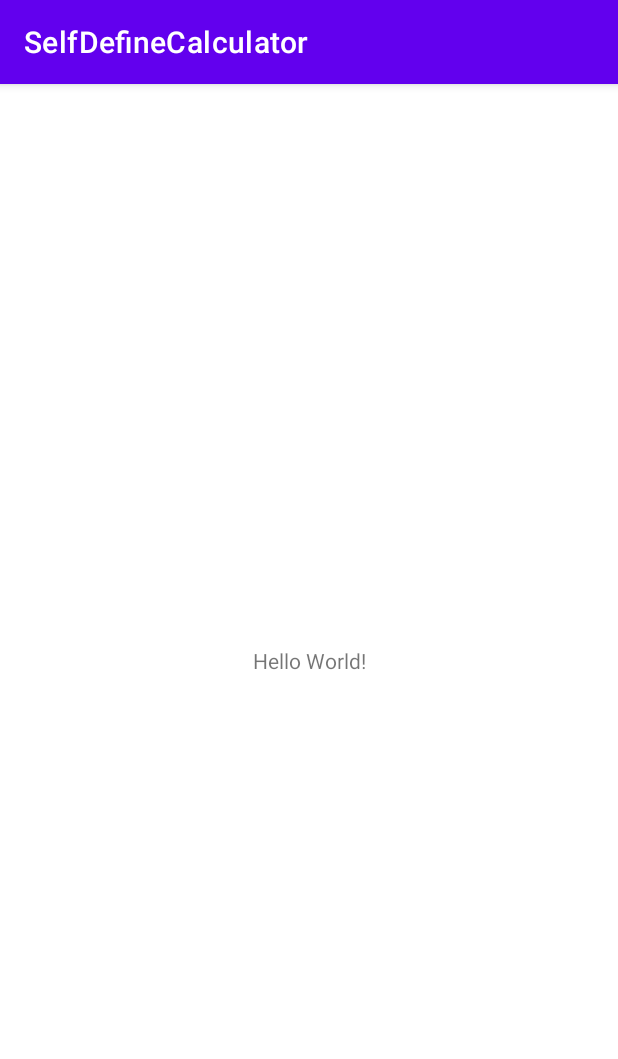
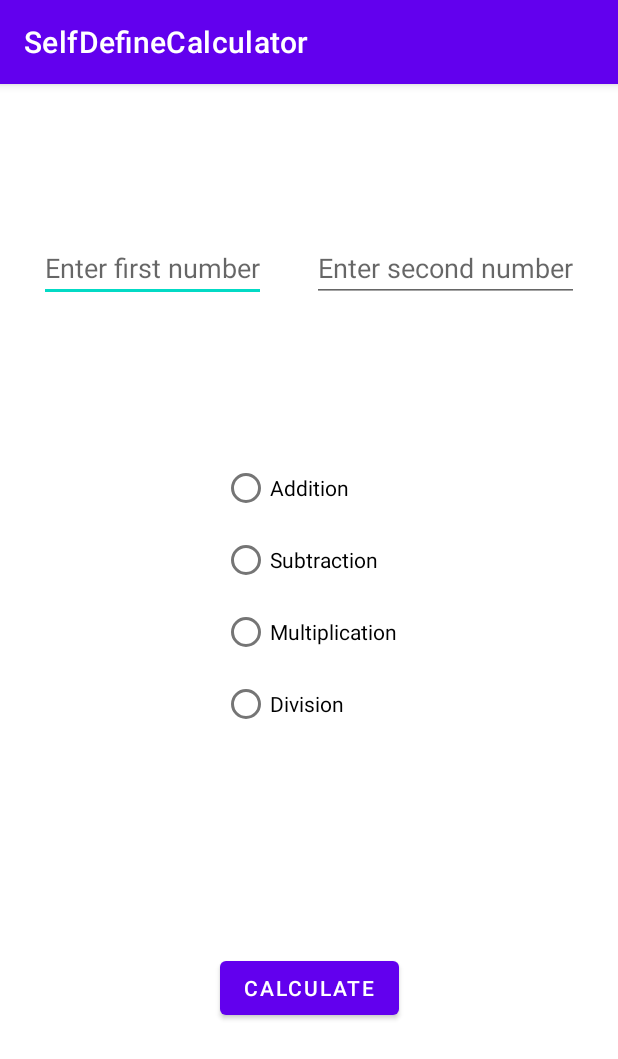
Before and after one commit to BudhirajaMadhav/SelfDefineCalculator, an Android app: the screen it shows after launch (MainActivity), on a phone screen of 412 x 824 dp. Shown: the top 1059 px of the screen. Run offline under Robolectric (Android 15) with nearby library versions, the phone set to English and light mode, and no system bars.

Commit message:
updated activity_main.xml file

```diff
--- a/app/src/main/java/com/selfdefine/calculator/MainActivity.kt
+++ b/app/src/main/java/com/selfdefine/calculator/MainActivity.kt
@@ -1,6 +1,7 @@
 package com.selfdefine.calculator
 
 import android.os.Bundle
+import android.view.View
 import androidx.appcompat.app.AppCompatActivity
 
 class MainActivity : AppCompatActivity() {
@@ -8,4 +9,6 @@ class MainActivity : AppCompatActivity() {
         super.onCreate(savedInstanceState)
         setContentView(R.layout.activity_main)
     }
+
+    fun onRadioButtonClicked(view: View) {}
 }
--- a/app/src/main/res/layout/activity_main.xml
+++ b/app/src/main/res/layout/activity_main.xml
@@ -6,13 +6,84 @@
     android:layout_height="match_parent"
     tools:context=".MainActivity">
 
-    <TextView
+    <androidx.constraintlayout.widget.ConstraintLayout
+        android:id="@+id/nestedConstraintLayout"
         android:layout_width="wrap_content"
         android:layout_height="wrap_content"
-        android:text="Hello World!"
+        android:layout_marginTop="100dp"
+        app:layout_constraintBottom_toTopOf="@+id/radioGroup"
+        app:layout_constraintLeft_toLeftOf="parent"
+        app:layout_constraintRight_toRightOf="parent"
+        app:layout_constraintTop_toTopOf="parent" >
+
+    <EditText
+        android:id="@+id/firstInput"
+        android:autofillHints="false"
+        android:inputType="number"
+        android:layout_width="wrap_content"
+        android:layout_height="wrap_content"
+        android:hint="@string/enter_first_number"
+        android:layout_marginEnd="15dp"
+        app:layout_constraintBottom_toBottomOf="parent"
+        app:layout_constraintLeft_toLeftOf="parent"
+        app:layout_constraintRight_toLeftOf="@id/secondInput"
+        app:layout_constraintTop_toTopOf="parent" />
+
+    <EditText
+        android:id="@+id/secondInput"
+        android:autofillHints="false"
+        android:inputType="number"
+        android:layout_width="wrap_content"
+        android:layout_height="wrap_content"
+        android:hint="@string/enter_second_number"
+        android:layout_marginStart="15dp"
+        app:layout_constraintBottom_toBottomOf="parent"
+        app:layout_constraintLeft_toRightOf="@id/firstInput"
+        app:layout_constraintRight_toRightOf="parent"
+        app:layout_constraintTop_toTopOf="parent"
+        />
+
+</androidx.constraintlayout.widget.ConstraintLayout>
+
+    <RadioGroup
+        android:id="@+id/radioGroup"
+        android:layout_width="wrap_content"
+        android:layout_height="wrap_content"
+        android:orientation="vertical"
+        app:layout_constraintLeft_toLeftOf="parent"
+        app:layout_constraintRight_toRightOf="parent"
+        android:layout_marginTop="100dp"
+        app:layout_constraintTop_toBottomOf="@id/nestedConstraintLayout">
+        <RadioButton android:id="@+id/radio_add"
+            android:layout_width="wrap_content"
+            android:layout_height="wrap_content"
+            android:text="@string/add"
+            android:onClick="onRadioButtonClicked"/>
+        <RadioButton android:id="@+id/radio_sub"
+            android:layout_width="wrap_content"
+            android:layout_height="wrap_content"
+            android:text="@string/sub"
+            android:onClick="onRadioButtonClicked"/>
+        <RadioButton android:id="@+id/radio_mul"
+            android:layout_width="wrap_content"
+            android:layout_height="wrap_content"
+            android:text="@string/mul"
+            android:onClick="onRadioButtonClicked"/>
+        <RadioButton android:id="@+id/radio_div"
+            android:layout_width="wrap_content"
+            android:layout_height="wrap_content"
+            android:text="@string/div"
+            android:onClick="onRadioButtonClicked"/>
+    </RadioGroup>
+
+    <Button
+        android:id="@+id/calculate"
+        android:layout_width="wrap_content"
+        android:layout_height="wrap_content"
+        android:text="@string/calculate"
         app:layout_constraintBottom_toBottomOf="parent"
         app:layout_constraintLeft_toLeftOf="parent"
         app:layout_constraintRight_toRightOf="parent"
-        app:layout_constraintTop_toTopOf="parent" />
+        app:layout_constraintTop_toBottomOf="@id/radioGroup" />
 
 </androidx.constraintlayout.widget.ConstraintLayout>
--- a/app/src/main/res/values/strings.xml
+++ b/app/src/main/res/values/strings.xml
@@ -1,5 +1,12 @@
 <resources>
     <string name="app_name">SelfDefineCalculator</string>
+    <string name="enter_second_number">Enter second number</string>
+    <string name="enter_first_number">Enter first number</string>
+    <string name="mul">Multiplication</string>
+    <string name="div">Division</string>
+    <string name="add">Addition</string>
+    <string name="sub">Subtraction</string>
+    <string name="calculate">Calculate</string>
     <string name="x_y">x + y =</string>
     <string name="_67">67</string>
 </resources>
```
